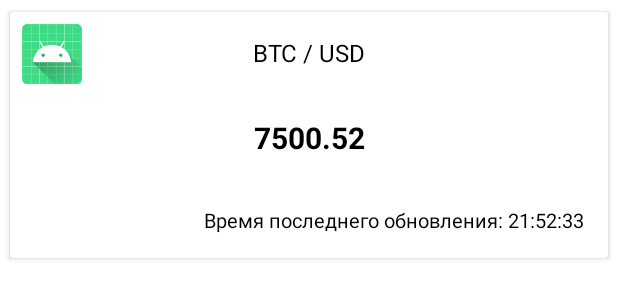
After one commit to AlyonaRulezzz/Stepik, an Android app: the layout item_coin_info.xml on its own in the app's theme, with its tools: preview values and no code run, on a phone screen of 412 x 824 dp. The commit adds this screen. Shown: the top 300 px of the screen. Run offline under Robolectric (Android 15) with nearby library versions, the phone set to English and light mode, and no system bars.

Commit message:
CryptoInfo - added first screen - new parts of base of Kotlin

```diff
--- a/BaseOfKotlin/CryptoInfo/app/src/main/AndroidManifest.xml
+++ b/BaseOfKotlin/CryptoInfo/app/src/main/AndroidManifest.xml
@@ -15,7 +15,7 @@
         android:theme="@style/Theme.CryptoInfo"
         tools:targetApi="31">
         <activity
-            android:name=".MainActivity"
+            android:name=".CoinPriceListActivity"
             android:exported="true">
             <intent-filter>
                 <action android:name="android.intent.action.MAIN" />
--- a/BaseOfKotlin/CryptoInfo/app/src/main/java/ru/test/cryptoinfo/MainActivity.kt
+++ b/BaseOfKotlin/CryptoInfo/app/src/main/java/ru/test/cryptoinfo/CoinPriceListActivity.kt
@@ -5,15 +5,16 @@ import android.os.Bundle
 import android.util.Log
 import androidx.lifecycle.Observer
 import androidx.lifecycle.ViewModelProvider
+import ru.test.cryptoinfo.utils.convertTimestampToTime
 
-class MainActivity : AppCompatActivity() {
+class CoinPriceListActivity : AppCompatActivity() {
 
     private lateinit var viewModel: CoinViewModel
 //    val viewModel by android.arch.lifecycle.ViewModel<CoinViewModel>()
 
     override fun onCreate(savedInstanceState: Bundle?) {
         super.onCreate(savedInstanceState)
-        setContentView(R.layout.activity_main)
+        setContentView(R.layout.activity_coin_price_list)
         viewModel = ViewModelProvider(this)[CoinViewModel::class.java]
 //        viewModel.priceList.observe(this, Observer {
 //        Log.d("TEST_OF_LOADING_DATA", "Success in activity: $it")
@@ -21,5 +22,6 @@ class MainActivity : AppCompatActivity() {
         viewModel.getDetailInfo("BTC").observe(this, Observer {
             Log.d("TEST_OF_LOADING_DATA", "Success in activity: $it")
         })
+        convertTimestampToTime(88888)
     }
 }
--- a/BaseOfKotlin/CryptoInfo/app/src/main/java/ru/test/cryptoinfo/api/ApiFactory.kt
+++ b/BaseOfKotlin/CryptoInfo/app/src/main/java/ru/test/cryptoinfo/api/ApiFactory.kt
@@ -8,6 +8,7 @@ import retrofit2.create
 object ApiFactory {
 
     private const val BASE_URL = "https://min-api.cryptocompare.com/data/"
+    const val BASE_IMAGE_URL = "https://cryptocompare.com"
 
     private val retrofit = Retrofit.Builder()
         .addConverterFactory(GsonConverterFactory.create())
--- a/BaseOfKotlin/CryptoInfo/app/src/main/java/ru/test/cryptoinfo/pojo/CoinPriceInfo.kt
+++ b/BaseOfKotlin/CryptoInfo/app/src/main/java/ru/test/cryptoinfo/pojo/CoinPriceInfo.kt
@@ -5,6 +5,8 @@ import androidx.room.Entity
 import androidx.room.PrimaryKey
 import com.google.gson.annotations.Expose
 import com.google.gson.annotations.SerializedName
+import ru.test.cryptoinfo.api.ApiFactory.BASE_IMAGE_URL
+import ru.test.cryptoinfo.utils.convertTimestampToTime
 
 @Entity(tableName = "full_price_list")
 data class CoinPriceInfo(
@@ -200,5 +202,13 @@ data class CoinPriceInfo(
 
     @Expose
     @SerializedName("IMAGEURL")
-    val imageurl: String? = null
-)
+    val imageUrl: String? = null
+) {
+    fun getFormattedTime(): String {
+        return convertTimestampToTime(lastUpdate?.toLong())
+    }
+
+    fun getFullImageUrl(): String {
+        return BASE_IMAGE_URL + imageUrl
+    }
+}
--- /dev/null
+++ b/BaseOfKotlin/CryptoInfo/app/src/main/java/ru/test/cryptoinfo/utils/TimeUtils.kt
@@ -0,0 +1,19 @@
+package ru.test.cryptoinfo.utils
+
+import java.sql.Date
+import java.text.SimpleDateFormat
+import java.util.*
+
+fun convertTimestampToTime(timestamp: Long?): String {
+    if (timestamp == null) return ""
+    val stamp = java.sql.Timestamp(timestamp * 1000)
+//    val date = Date(stamp.time)
+//    val k = stamp.time
+//    val k1 = timestamp * 1000
+//    println("SSSS" + (k == k1))
+    val date = Date(timestamp * 1000)
+    val pattern = "HH:mm:ss"
+    val sdf = SimpleDateFormat(pattern, Locale.getDefault())
+    sdf.timeZone = TimeZone.getDefault()
+    return sdf.format(date)
+}
--- a/BaseOfKotlin/CryptoInfo/app/src/main/res/layout/activity_main.xml
+++ b/BaseOfKotlin/CryptoInfo/app/src/main/res/layout/activity_coin_price_list.xml
@@ -1,15 +1,18 @@
 <?xml version="1.0" encoding="utf-8"?>
-<androidx.constraintlayout.widget.ConstraintLayout xmlns:android="http://schemas.android.com/apk/res/android"
+<androidx.constraintlayout.widget.ConstraintLayout
+    xmlns:android="http://schemas.android.com/apk/res/android"
     xmlns:app="http://schemas.android.com/apk/res-auto"
     xmlns:tools="http://schemas.android.com/tools"
     android:layout_width="match_parent"
     android:layout_height="match_parent"
-    tools:context=".MainActivity">
+    tools:context=".CoinPriceListActivity">
 
-    <TextView
-        android:layout_width="wrap_content"
-        android:layout_height="wrap_content"
-        android:text="Hello World!"
+    <androidx.recyclerview.widget.RecyclerView
+        android:id="@+id/rvCoinPriceList"
+        android:layout_width="match_parent"
+        android:layout_height="match_parent"
+        app:layoutManager="androidx.recyclerview.widget.LinearLayoutManager"
+        tools:listitem="@layout/item_coin_info"
         app:layout_constraintBottom_toBottomOf="parent"
         app:layout_constraintEnd_toEndOf="parent"
         app:layout_constraintStart_toStartOf="parent"
--- /dev/null
+++ b/BaseOfKotlin/CryptoInfo/app/src/main/res/layout/item_coin_info.xml
@@ -0,0 +1,65 @@
+<?xml version="1.0" encoding="utf-8"?>
+<androidx.cardview.widget.CardView
+    xmlns:android="http://schemas.android.com/apk/res/android"
+    xmlns:app="http://schemas.android.com/apk/res-auto"
+    xmlns:tools="http://schemas.android.com/tools"
+    android:layout_width="match_parent"
+    android:layout_height="wrap_content"
+    android:layout_margin="4dp"
+    app:cardUseCompatPadding="true">
+
+    <androidx.constraintlayout.widget.ConstraintLayout
+        android:layout_width="match_parent"
+        android:layout_height="wrap_content">
+
+        <ImageView
+            android:id="@+id/ivLogoCoin"
+            android:layout_width="40dp"
+            android:layout_height="40dp"
+            app:layout_constraintStart_toStartOf="parent"
+            app:layout_constraintTop_toTopOf="parent"
+            android:layout_margin="8dp"
+            tools:src="@mipmap/ic_launcher"/>
+
+        <TextView
+            android:id="@+id/tvSymbols"
+            android:layout_width="wrap_content"
+            android:layout_height="wrap_content"
+            app:layout_constraintStart_toStartOf="parent"
+            app:layout_constraintTop_toTopOf="parent"
+            app:layout_constraintEnd_toEndOf="parent"
+            app:layout_constraintBottom_toTopOf="@id/tvPrice"
+            tools:text="BTC / USD"
+            android:textSize="16sp"
+            android:textColor="@color/black"
+            android:padding="16dp"/>
+
+        <TextView
+            android:id="@+id/tvPrice"
+            android:layout_width="wrap_content"
+            android:layout_height="wrap_content"
+            app:layout_constraintStart_toStartOf="parent"
+            app:layout_constraintEnd_toEndOf="parent"
+            app:layout_constraintTop_toBottomOf="@+id/tvSymbols"
+            app:layout_constraintBottom_toTopOf="@id/tvLastUpdate"
+            tools:text="7500.52"
+            android:textSize="20sp"
+            android:textColor="@color/black"
+            android:textStyle="bold"
+            android:padding="16dp"/>
+
+        <TextView
+            android:id="@+id/tvLastUpdate"
+            android:layout_width="wrap_content"
+            android:layout_height="wrap_content"
+            app:layout_constraintEnd_toEndOf="parent"
+            app:layout_constraintTop_toBottomOf="@+id/tvPrice"
+            tools:text="Время последнего обновления: 21:52:33"
+            android:textSize="13sp"
+            android:textColor="@color/black"
+            android:padding="16dp"/>
+
+
+    </androidx.constraintlayout.widget.ConstraintLayout>
+
+</androidx.cardview.widget.CardView>
```
